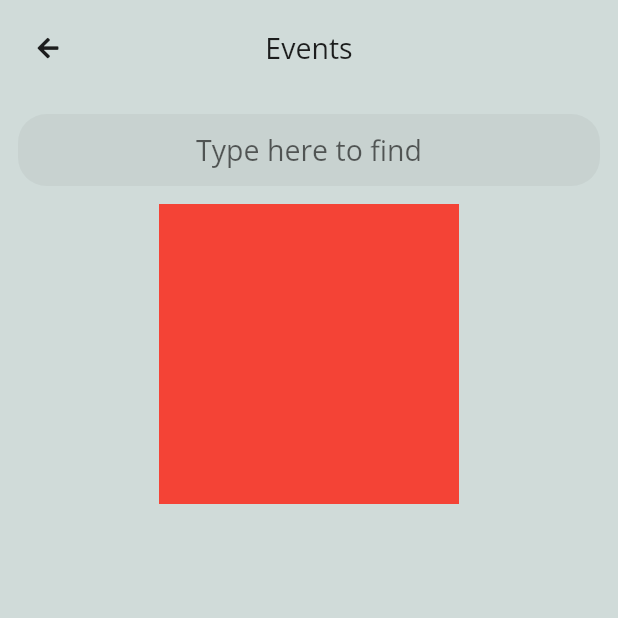
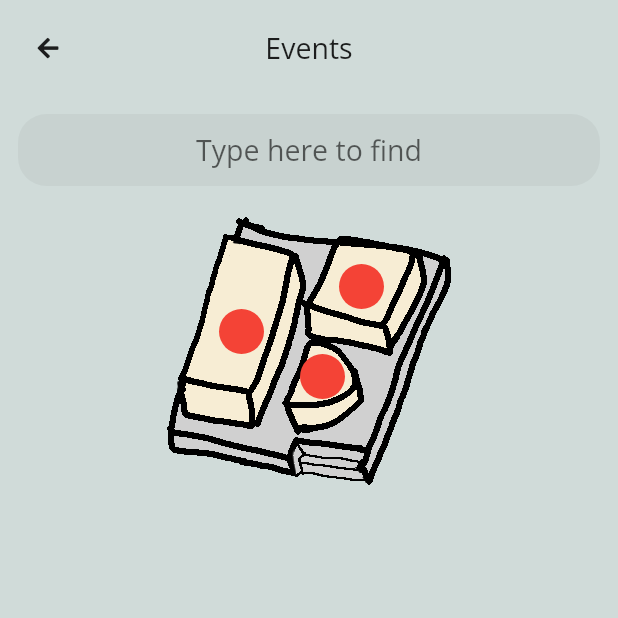
Before and after one commit to Nuttawut503/Flutter-LXD, a Flutter app: the EventViewScreen screen opened directly, on a phone screen of 412 x 824 dp, the top half of it. Run offline on Flutter 3.47's test engine with Material 2 defaults, Android fonts, the phone set to English and light mode, and no system bars; our stand-ins replace badges, bloc, bottom_navy_bar, cached_network_image, carousel_pro, cloud_firestore and 7 more; accounts and stored records are empty.

Commit message:
Add gesture event-view

```diff
--- a/lib/src/controllers/event/event_event.dart
+++ b/lib/src/controllers/event/event_event.dart
@@ -18,3 +18,14 @@ class TextFilterUpdated extends EventEvent {
   @override
   List<Object> get props => [text];
 }
+
+class MarkerDismissed extends EventEvent {}
+
+class MarkerTouched extends EventEvent {
+  final int index;
+
+  const MarkerTouched({@required this.index});
+
+  @override
+  List<Object> get props => [index];
+}
--- a/lib/src/views/event_view_screen.dart
+++ b/lib/src/views/event_view_screen.dart
@@ -119,7 +119,7 @@ class _EventView extends StatefulWidget {
   State<_EventView> createState() => _EventViewState();
 }
 
-class _EventViewState extends State<_EventView> {
+class _EventViewState extends State<_EventView> with TickerProviderStateMixin {
   Timer _debounce;
   @override
   void dispose() {
@@ -169,17 +169,15 @@ class _EventViewState extends State<_EventView> {
             SizedBox(height: 12.0,),
             Align(
               alignment: Alignment.center,
-              child: Container(
-                width: 200.0,
-                height: 200.0,
-                decoration: BoxDecoration(color: Colors.red),
-              ),
+              child: _BuildingMarker(),
             ),
             SizedBox(height: 12.0,),
             Expanded(
               child: ListView(
                 children: [
-                  for (Map evt in state.eventList.where((el) => el['title'].toString().toLowerCase().indexOf(state.textFilter.toLowerCase()) != -1))
+                  if (state.hasCondition)
+                    _RoomCard(room: state.roomList[state.selectedRoomId]),
+                  for (Map evt in state.filteredList())
                     _EventCard(
                       title: evt['title'],
                       date: evt['schedule']['date'],
@@ -195,6 +193,105 @@ class _EventViewState extends State<_EventView> {
           ],
         );
       },
+    );
+  }
+}
+
+class _BuildingMarker extends StatelessWidget {
+  final double _imageWidth = 200.0, _imageHeight = 200.0;
+  final _mockUpPosition = [Offset(20.0, 35.0), Offset(60.0, 20.0), Offset(47.0, 50.0)];
+  @override
+  Widget build(BuildContext context) {
+    return BlocBuilder<EventBloc, EventState>(
+      builder: (context, state) {
+        return Stack(
+          overflow: Overflow.visible,
+          children: [
+            GestureDetector(
+              onTap: () {
+                BlocProvider.of<EventBloc>(context).add(MarkerDismissed());
+              },
+              child: Container(
+                width: _imageWidth,
+                height: _imageWidth,
+                decoration: BoxDecoration(
+                  image: DecorationImage(
+                    image: AssetImage('images/building_plan.png'),
+                    fit: BoxFit.cover
+                  )
+                ),
+                child: CustomPaint(
+                  painter: HightlightPainter(index: state.selectedRoomId),
+                  child: Container(),
+                ),
+              ),
+            ),
+            for (int i = 0; i < _mockUpPosition.length; ++i)
+              (!state.hasCondition || i != state.selectedRoomId)?Positioned(
+                top: _mockUpPosition[i].dy / 100 * _imageHeight,
+                left: _mockUpPosition[i].dx / 100 * _imageWidth,
+                child: GestureDetector(
+                  onTap: () {
+                    BlocProvider.of<EventBloc>(context).add(MarkerTouched(index: i));
+                  },
+                  child: Container(
+                    width: 30.0,
+                    height: 30.0,
+                    decoration: BoxDecoration(color: Colors.red, shape: BoxShape.circle)
+                  ),
+                )
+              ):Text(''),
+
+          ],
+        );
+      },
+    );
+  }
+}
+
+class _RoomCard extends StatelessWidget {
+  final Map _room;
+
+  _RoomCard({@required room})
+      : _room = room;
+
+  @override
+  Widget build(BuildContext context) {
+    return Card(
+      margin: EdgeInsets.symmetric(vertical: 8.0),
+      shape: RoundedRectangleBorder(
+        borderRadius: BorderRadius.circular(9.0),
+      ),
+      child: ListTile(
+        title: Padding(
+          padding: EdgeInsets.symmetric(vertical: 8.0, horizontal: 4.0),
+          child: Row(
+            mainAxisAlignment: MainAxisAlignment.center,
+            children: [
+              CachedNetworkImage(
+                width: 36.0,
+                height: 36.0,
+                fit: BoxFit.cover,
+                imageUrl: '${_room['picture']}',
+                progressIndicatorBuilder: (context, url, downloadProgress) => Center(
+                  child: CircularProgressIndicator(value: downloadProgress.progress),
+                ),
+                errorWidget: (context, url, error) => Center(
+                  child: Icon(FontAwesomeIcons.exclamationTriangle),
+                ),
+              ),
+              SizedBox(width: 16.0),
+              Column(
+                mainAxisSize: MainAxisSize.min,
+                children: [
+                  Text('${_room['name']}', style: GoogleFonts.openSans()),
+                  Text('${_room['detail']}', style: GoogleFonts.openSans(fontSize: 13.0))
+                ],
+              )
+            ],
+          )
+        ),
+      )
     );
   }
 }
@@ -276,3 +373,112 @@ class _EventCard extends StatelessWidget {
     );
   }
 }
+
+class HightlightPainter extends CustomPainter {
+  final int _index;
+  final _rooms = [
+    [
+      [
+        Offset(21.0, 10.0),
+        Offset(7.0, 58.0),
+        Offset(30.0, 61.0),
+        Offset(44.0, 17.0),
+        Offset(21.0, 10.0),
+      ],
+      [
+        Offset(7.0, 58.0),
+        Offset(9.0, 70.0),
+        Offset(31.0, 73.0),
+        Offset(30.0, 61.0),
+        Offset(7.0, 58.0),
+      ],
+      [
+        Offset(44.0, 17.0),
+        Offset(30.0, 61.0),
+        Offset(31.0, 73.0),
+        Offset(48.0, 25.0),
+        Offset(44.0, 17.0),
+      ]
+    ],
+    [
+      [
+        Offset(60.0, 11.0),
+        Offset(50.0, 31.0),
+        Offset(74.0, 40.0),
+        Offset(85.0, 16.0),
+        Offset(60.0, 11.0),
+      ],
+      [
+        Offset(85.0, 16.0),
+        Offset(74.0, 40.0),
+        Offset(76.0, 49.0),
+        Offset(89.0, 25.0),
+        Offset(85.0, 16.0),
+      ],
+      [
+        Offset(50.0, 31.0),
+        Offset(50.0, 41.0),
+        Offset(76.0, 49.0),
+        Offset(74.0, 40.0),
+        Offset(50.0, 31.0),
+      ]
+    ],
+    [
+      [
+        Offset(50.0, 46.0),
+        Offset(42.0, 65.0),
+        Offset(54.0, 65.0),
+        Offset(62.0, 72.0),
+        Offset(65.0, 56.0),
+        Offset(61.0, 50.0),
+        Offset(55.0, 46.0),
+        Offset(50.0, 46.0),
+      ],
+      [
+        Offset(42.0, 65.0),
+        Offset(46.0, 75.0),
+        Offset(61.0, 71.0),
+        Offset(68.0, 64.0),
+        Offset(65.0, 56.0),
+        Offset(62.0, 62.0),
+        Offset(54.0, 65.0),
+        Offset(42.0, 65.0),
+      ]
+    ]
+  ];
+
+  HightlightPainter({@required int index})
+      : _index = index;
+
+  @override
+  void paint(Canvas canvas, Size size) {;
+    if (_index == null) {
+      return;
+    }
+    Paint paint = new Paint()
+      ..color = Color.fromRGBO(197, 197, 0, 0.7)
+      ..style = PaintingStyle.fill;
+    Path path = new Path();
+    _rooms[_index].forEach((List roomPath){
+      path.moveTo(roomPath.last.dx / 100 * size.width, roomPath.last.dy / 100 * size.height);
+      roomPath.forEach((element) {
+        path.lineTo(element.dx / 100 * size.width, element.dy / 100 * size.height);
+      });
+    });
+    // path.moveTo(_rooms[_index].last.dx / 100 * size.width, _rooms[_index].last.dy / 100 * size.height);
+    // _rooms[_index].forEach((Offset point) {
+    //   path.lineTo(point.dx / 100 * size.width, point.dy / 100 * size.height);
+    // });
+    canvas.drawPath(path, paint);
+    paint
+      ..color = Color.fromRGBO(197, 197, 197, 0.6)
+      ..strokeWidth = 3.9
+      ..style = PaintingStyle.stroke;
+    canvas.drawPath(path, paint);
+  }
+
+  @override
+  bool shouldRepaint(HightlightPainter oldDelegate) {
+    return (oldDelegate._index != _index);
+  }
+}
--- a/pubspec.yaml
+++ b/pubspec.yaml
@@ -56,3 +56,4 @@ flutter:
     - images/ibis/rule_icon.png
     - images/ibis/building_plan_icon.png
     - images/ibis/google_map_icon.png
+    - images/building_plan.png
```
Also changed, not shown: lib/src/controllers/event/event_bloc.dart (+12 -0 lines), lib/src/controllers/event/event_state.dart (+22 -0 lines), images/building_plan.png (added).
